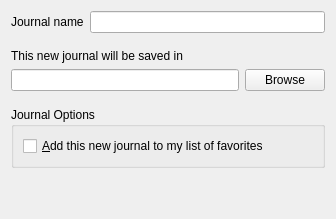
This is ui/sqlitejournalpage.ui in pwizard2/robojournal as Qt 5 draws it before an edit. The edited form follows.
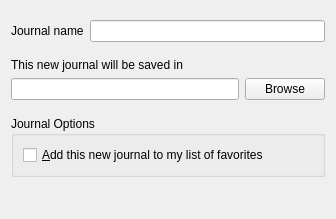
This is the edited form. Icons and pictures are not drawn.

```diff
--- a/ui/sqlitejournalpage.ui
+++ b/ui/sqlitejournalpage.ui
@@ -14,6 +14,22 @@
    <string>Form</string>
   </property>
   <layout class="QVBoxLayout" name="verticalLayout_2">
+   <item>
+    <spacer name="verticalSpacer_4">
+     <property name="orientation">
+      <enum>Qt::Vertical</enum>
+     </property>
+     <property name="sizeType">
+      <enum>QSizePolicy::Fixed</enum>
+     </property>
+     <property name="sizeHint" stdset="0">
+      <size>
+       <width>20</width>
+       <height>9</height>
+      </size>
+     </property>
+    </spacer>
+   </item>
    <item>
     <layout class="QHBoxLayout" name="horizontalLayout">
      <item>
```
